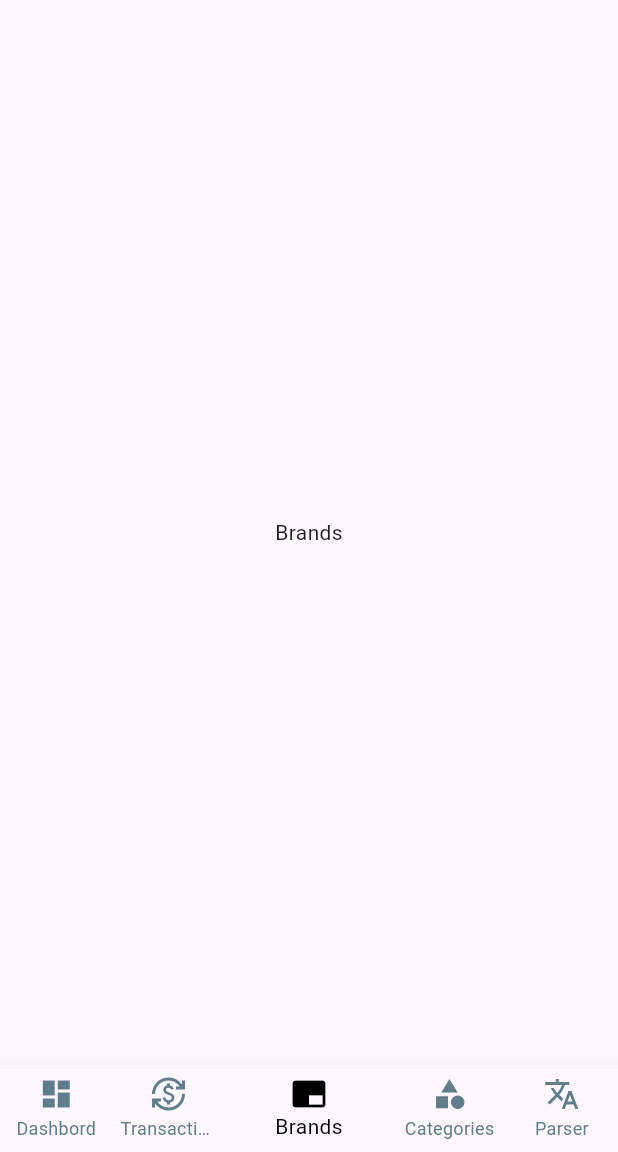
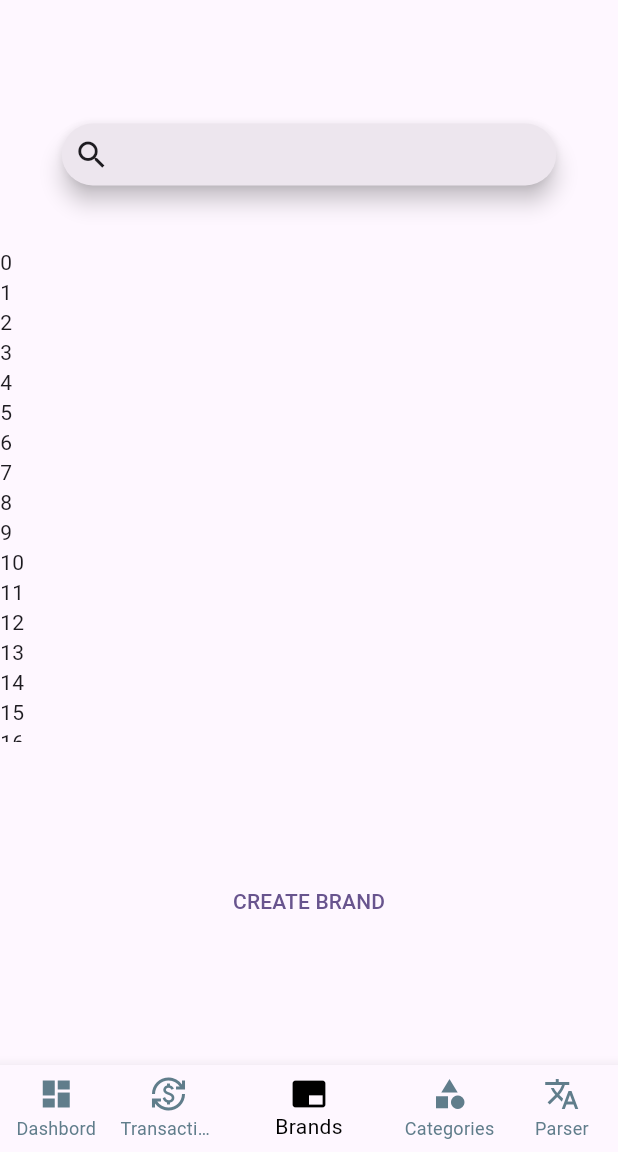
Before and after one commit to hisabi-app/hisabi-mobile, a Flutter app: the HomePage screen opened by its route, item 3 of the bottom bar chosen, on a phone screen of 412 x 824 dp, the part 84-1236 px from its top. Run offline on Flutter 3.47's test engine with Material 3 defaults, Android fonts, the phone set to English and light mode, and no system bars; our stand-ins replace dio, email_validator, equatable, firebase_auth, firebase_core, flutter_bloc and 3 more; missing offline and left inert: telephony; accounts and stored records are empty; generated files the repository leaves out were written again; network calls fail.

Commit message:
Fixed the functionality of shared preferences, saved and updated the token in shared preferences, and passed it to state upon login. Created a dummy blank UI for Brands Page/Widget
Fixed the functionality of shared preferences, saved and updated the token in shared preferences, and passed it to state upon login. Created a dummy blank UI for Brands Page/Widget

```diff
--- a/lib/data/models/transaction_model.dart
+++ b/lib/data/models/transaction_model.dart
@@ -1,5 +1,5 @@
-import 'package:cashify_mobile_flutter/data/models/brand_model.dart';
-import 'package:cashify_mobile_flutter/data/models/sms_model.dart';
+import 'package:hisabi_mobile_flutter/data/models/brand_model.dart';
+import 'package:hisabi_mobile_flutter/data/models/sms_model.dart';
 import 'package:equatable/equatable.dart';
 
 class TransactionModel extends Equatable {
--- a/lib/domain/sms_repository.dart
+++ b/lib/domain/sms_repository.dart
@@ -1,4 +1,4 @@
-import 'package:cashify_mobile_flutter/data/models/sms_model.dart';
+import 'package:hisabi_mobile_flutter/data/models/sms_model.dart';
 import 'package:flutter/material.dart';
 import 'package:telephony/telephony.dart';
 
--- /dev/null
+++ b/lib/presentation/cubit/app_cubit.dart
@@ -0,0 +1,10 @@
+import 'package:hisabi_mobile_flutter/presentation/cubit/app_state.dart';
+import 'package:flutter_bloc/flutter_bloc.dart';
+
+class AppCubit extends Cubit<AppState> {
+  AppCubit(super.initialState);
+
+  void updateState(AppState appState) {
+    emit(appState);
+  }
+}
--- /dev/null
+++ b/lib/presentation/cubit/app_state.dart
@@ -0,0 +1,34 @@
+import 'package:equatable/equatable.dart';
+
+class AppState extends Equatable {
+  const AppState({
+    required this.isLoggedIn,
+    required this.token,
+  });
+
+  final bool isLoggedIn;
+  final String token;
+
+  @override
+  // TODO: implement props
+  List<Object?> get props => [isLoggedIn];
+  @override
+  bool get stringify => true;
+
+  AppState copyWith({
+    bool? isLoggedIn,
+    String? token,
+  }) {
+    return AppState(
+      isLoggedIn: isLoggedIn ?? this.isLoggedIn,
+      token: token ?? this.token,
+    );
+  }
+
+  factory AppState.empty() {
+    return const AppState(
+      isLoggedIn: false,
+      token: "",
+    );
+  }
+}
--- a/lib/presentation/pages/brands_page.dart
+++ b/lib/presentation/pages/brands_page.dart
@@ -1,11 +1,70 @@
 import 'package:flutter/material.dart';
+import 'package:flutter_bloc/flutter_bloc.dart';
+import 'package:hisabi_mobile_flutter/domain/brands_repository.dart';
+import 'package:hisabi_mobile_flutter/presentation/cubit/app_cubit.dart';
 
 class BrandsPage extends StatelessWidget {
   final route = MaterialPageRoute(builder: (context) => BrandsPage());
+  final allBrandsRepo = AllBrandsRepo();
+  final filteredBrandsRepo = FilteredBrandsRepo();
   @override
   Widget build(BuildContext context) {
-    return const Center(
-      child: Text("Brands"),
+    final token = context.read<AppCubit>().state.token;
+    final brands = allBrandsRepo.getBrands(token, "");
+    final height = MediaQuery.of(context).size.height;
+    final width = MediaQuery.of(context).size.width;
+    return Center(
+      child: FutureBuilder(
+          future: brands,
+          builder: (context, snapshot) {
+            return Center(
+              child: Column(
+                children: [
+                  SizedBox(
+                    height: height * 0.1,
+                  ),
+                  Row(children: [
+                    SizedBox(
+                      width: width * 0.1,
+                    ),
+                    SearchBar(
+                      leading: const Icon(Icons.search),
+                      constraints: BoxConstraints(
+                        maxWidth: width * 0.8,
+                        minHeight: height * 0.05,
+                      ),
+                    ),
+                  ]),
+                  SizedBox(
+                    width: width * 0.1,
+                  ),
+                  Container(
+                    height: height * 0.45,
+                    child: Column(
+                      mainAxisSize: MainAxisSize.max,
+                      crossAxisAlignment: CrossAxisAlignment.center,
+                      children: [
+                        SizedBox(
+                          height: height * 0.05,
+                        ),
+                        Expanded(
+                          child: ListView.builder(
+                            itemBuilder: (context, index) {
+                              return Text(index.toString());
+                            },
+                          ),
+                        ),
+                      ],
+                    ),
+                  ),
+                  SizedBox(
+                    height: height * 0.1,
+                  ),
+                  TextButton(onPressed: () {}, child: Text("CREATE BRAND")),
+                ],
+              ),
+            );
+          }),
     );
   }
 }
--- a/lib/presentation/pages/login_page.dart
+++ b/lib/presentation/pages/login_page.dart
@@ -1,4 +1,4 @@
-import 'package:cashify_mobile_flutter/presentation/helper_widgets/login_form.dart';
+import 'package:hisabi_mobile_flutter/presentation/helper_widgets/login_form.dart';
 import 'package:flutter/material.dart';
 
 class LoginPage extends StatelessWidget {
--- a/lib/presentation/pages/signup_page.dart
+++ b/lib/presentation/pages/signup_page.dart
@@ -1,4 +1,4 @@
-import 'package:cashify_mobile_flutter/presentation/pages/home_page.dart';
+import 'package:hisabi_mobile_flutter/presentation/pages/home_page.dart';
 import 'package:email_validator/email_validator.dart' as EmailValidator2;
 import 'package:firebase_auth/firebase_auth.dart';
 import 'package:flutter/material.dart';
--- a/lib/presentation/pages/sms_parser.dart
+++ b/lib/presentation/pages/sms_parser.dart
@@ -1,5 +1,5 @@
-import 'package:cashify_mobile_flutter/domain/sms_repository.dart';
-import 'package:cashify_mobile_flutter/data/models/sms_model.dart';
+import 'package:hisabi_mobile_flutter/domain/sms_repository.dart';
+import 'package:hisabi_mobile_flutter/data/models/sms_model.dart';
 import 'package:flutter/material.dart';
 import 'package:telephony/telephony.dart';
 
--- a/pubspec.yaml
+++ b/pubspec.yaml
@@ -1,6 +1,6 @@
 # @format
 
-name: cashify_mobile_flutter
+name: hisabi_mobile_flutter
 description: A new Flutter project.
 # The following line prevents the package from being accidentally published to
 # pub.dev using `flutter pub publish`. This is preferred for private packages.
@@ -39,12 +39,14 @@ dependencies:
   firebase_core: ^2.24.2
   flutter:
     sdk: flutter
+  flutter_bloc: ^8.1.5
   flutter_svg: ^2.0.10+1
   form_field_validator: ^1.1.0
   mockito: ^5.4.4
   shared_preferences: ^2.2.2
   telephony: ^0.2.0
   test: ^1.24.3
+  http: ^1.1.0
 
 dev_dependencies:
   flutter_lints: ^2.0.0
```
Also changed, not shown: lib/main.dart (+20 -10 lines), lib/presentation/helper_widgets/login_form.dart (+15 -13 lines), lib/presentation/pages/home_page.dart (+6 -6 lines), lib/presentation/pages/landing_page.dart (+11 -5 lines), pubspec.lock, 6 other files.
